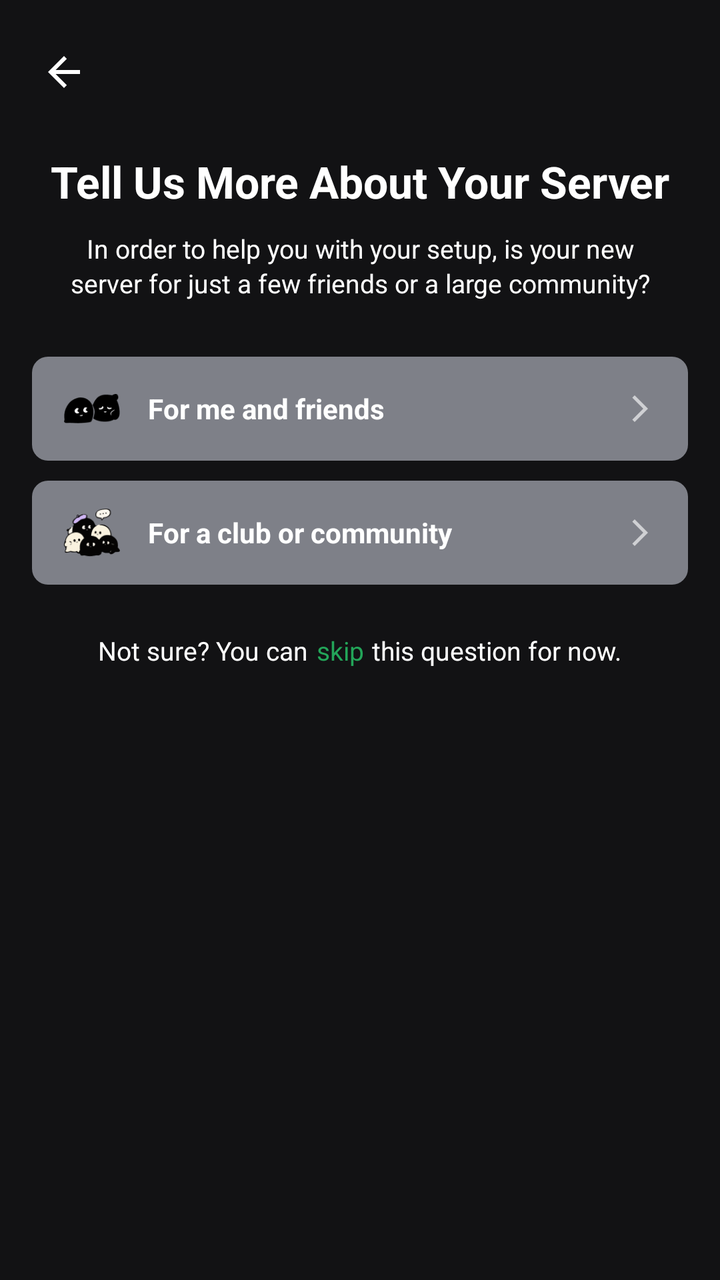
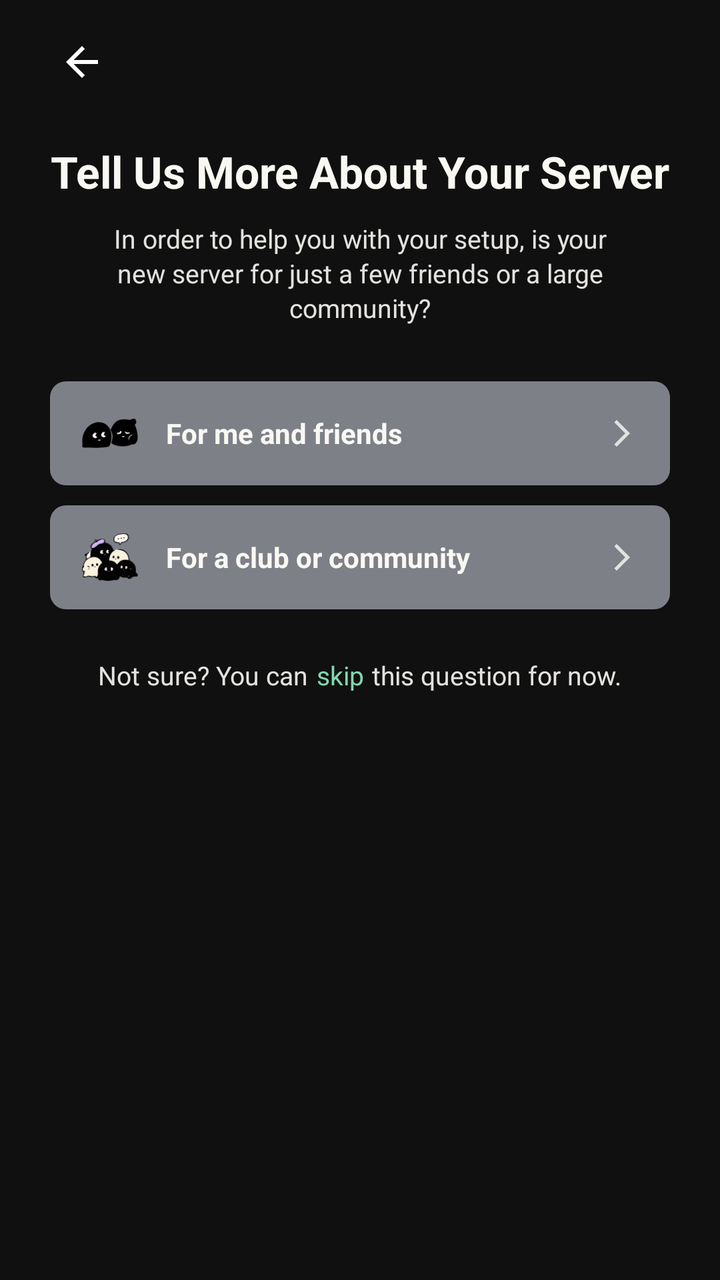

Two renders of the same Android screen: before a commit and after it. Below are the layout's source before the change and the commit's diff.
<!-- AndroidManifest.xml: application theme Theme.Yappy -->
<!-- res/layout/activity_create_server2.xml -->
<?xml version="1.0" encoding="utf-8"?>
<androidx.constraintlayout.widget.ConstraintLayout xmlns:android="http://schemas.android.com/apk/res/android"
    xmlns:app="http://schemas.android.com/apk/res-auto"
    xmlns:tools="http://schemas.android.com/tools"
    android:layout_width="match_parent"
    android:layout_height="match_parent"
    android:background="#121214"
    android:paddingHorizontal="16dp"
    android:paddingTop="20dp"
    android:id="@+id/main"
    android:paddingBottom="24dp">

    
    <ImageView
        android:id="@+id/btn_back"
        android:layout_width="32dp"
        android:layout_height="32dp"
        android:background="?attr/selectableItemBackgroundBorderless"
        android:clickable="true"
        android:contentDescription="Back"
        android:focusable="true"
        android:padding="4dp"
        android:src="@drawable/ic_arrow_back"
        app:layout_constraintStart_toStartOf="parent"
        app:layout_constraintTop_toTopOf="parent" />

    
    <TextView
        android:id="@+id/tv_title"
        android:layout_width="0dp"
        android:layout_height="wrap_content"
        android:layout_marginTop="24dp"
        android:gravity="center"
        android:text="Tell Us More About Your Server"
        android:textColor="@color/white"
        android:textSize="22sp"
        android:textStyle="bold"
        app:layout_constraintEnd_toEndOf="parent"
        app:layout_constraintStart_toStartOf="parent"
        app:layout_constraintTop_toBottomOf="@id/btn_back" />

    
    <TextView
        android:id="@+id/tv_subtitle"
        android:layout_width="0dp"
        android:layout_height="wrap_content"
        android:layout_marginHorizontal="16dp"
        android:layout_marginTop="10dp"
        android:gravity="center"
        android:lineSpacingExtra="2dp"
        android:text="In order to help you with your setup, is your new server for just a few friends or a large community?"
        android:textColor="@color/white"
        android:textSize="13sp"
        app:layout_constraintEnd_toEndOf="parent"
        app:layout_constraintStart_toStartOf="parent"
        app:layout_constraintTop_toBottomOf="@id/tv_title" />

    
    <LinearLayout
        android:id="@+id/btn_for_friends"
        android:layout_width="match_parent"
        android:layout_height="52dp"
        android:layout_marginTop="28dp"
        android:background="@drawable/bg_template_button"
        android:clickable="true"
        android:focusable="true"
        android:foreground="?attr/selectableItemBackground"
        android:gravity="center_vertical"
        android:orientation="horizontal"
        android:paddingHorizontal="16dp"
        app:layout_constraintEnd_toEndOf="parent"
        app:layout_constraintStart_toStartOf="parent"
        app:layout_constraintTop_toBottomOf="@id/tv_subtitle">

        <ImageView
            android:layout_width="28dp"
            android:layout_height="28dp"
            android:src="@drawable/ic_friends" />

        <TextView
            android:layout_width="0dp"
            android:layout_height="wrap_content"
            android:layout_marginStart="14dp"
            android:layout_weight="1"
            android:text="For me and friends"
            android:textColor="@color/white"
            android:textSize="14sp"
            android:textStyle="bold" />

        <ImageView
            android:layout_width="16dp"
            android:layout_height="16dp"
            android:src="@drawable/forward_arrow"
            app:tint="#A0FFFFFF" />
    </LinearLayout>

    
    <LinearLayout
        android:id="@+id/btn_for_community"
        android:layout_width="match_parent"
        android:layout_height="52dp"
        android:layout_marginTop="10dp"
        android:background="@drawable/bg_template_button"
        android:clickable="true"
        android:focusable="true"
        android:foreground="?attr/selectableItemBackground"
        android:gravity="center_vertical"
        android:orientation="horizontal"
        android:paddingHorizontal="16dp"
        app:layout_constraintEnd_toEndOf="parent"
        app:layout_constraintStart_toStartOf="parent"
        app:layout_constraintTop_toBottomOf="@id/btn_for_friends">

        <ImageView
            android:layout_width="28dp"
            android:layout_height="28dp"
            android:src="@drawable/ic_community" />

        <TextView
            android:layout_width="0dp"
            android:layout_height="wrap_content"
            android:layout_marginStart="14dp"
            android:layout_weight="1"
            android:text="For a club or community"
            android:textColor="@color/white"
            android:textSize="14sp"
            android:textStyle="bold" />

        <ImageView
            android:layout_width="16dp"
            android:layout_height="16dp"
            android:src="@drawable/forward_arrow"
            app:tint="#A0FFFFFF" />
    </LinearLayout>

    <LinearLayout
        android:layout_width="match_parent"
        android:layout_height="wrap_content"
        android:gravity="center"
        android:orientation="horizontal"
        android:layout_marginTop="24dp"
        app:layout_constraintEnd_toEndOf="parent"
        app:layout_constraintStart_toStartOf="parent"
        app:layout_constraintTop_toBottomOf="@id/btn_for_community">

    <TextView
        android:layout_width="wrap_content"
        android:layout_height="wrap_content"
        android:text="Not sure? You can"
        android:textColor="@color/white"
        android:textSize="13sp" />

        <TextView
            android:id="@+id/tv_skip_prompt"
            android:layout_width="wrap_content"
            android:layout_height="wrap_content"
            android:clickable="true"
            android:focusable="true"
            android:layout_marginLeft="4dp"
            android:text="skip"
            android:textColor="@color/green"
            android:textSize="13sp" />

        <TextView
            android:layout_width="wrap_content"
            android:layout_height="wrap_content"
            android:layout_marginLeft="4dp"
            android:text="this question for now."
            android:textColor="@color/white"
            android:textSize="13sp" />

    </LinearLayout>

</androidx.constraintlayout.widget.ConstraintLayout>
<!-- resources referenced by this layout -->
<resources>
  <color name="green">#23A559</color>
  <color name="white">#FFFFFFFF</color>
  <!-- drawable bg_template_button (drawable) -->
  <?xml version="1.0" encoding="utf-8"?>
  <shape xmlns:android="http://schemas.android.com/apk/res/android"
      android:shape="rectangle">
      <solid android:color="#7E8088" />
      <corners android:radius="8dp" />
  </shape>
  <!-- drawable forward_arrow (drawable) -->
  <vector xmlns:android="http://schemas.android.com/apk/res/android" android:autoMirrored="true" android:height="24dp" android:tint="#FFFFFF" android:viewportHeight="24" android:viewportWidth="24" android:width="24dp">
        
      <path android:fillColor="@android:color/white" android:pathData="M6.23,20.23l1.77,1.77l10,-10l-10,-10l-1.77,1.77l8.23,8.23z"/>
      
  </vector>
  <!-- drawable ic_arrow_back (drawable) -->
  <vector xmlns:android="http://schemas.android.com/apk/res/android" android:autoMirrored="true" android:height="24dp" android:tint="@color/white" android:viewportHeight="24" android:viewportWidth="24" android:width="24dp">
        
      <path android:fillColor="@android:color/white" android:pathData="M20,11H7.83l5.59,-5.59L12,4l-8,8 8,8 1.41,-1.41L7.83,13H20v-2z"/>
      
  </vector>
  <!-- drawable ic_community: png bitmap (drawable, 2636 bytes) -->
  <!-- drawable ic_friends: png bitmap (drawable, 1347 bytes) -->
  <style name="Theme.Yappy" parent="Base.Theme.Yappy" />
  <style name="Base.Theme.Yappy" parent="Theme.Material3.DayNight.NoActionBar">
          
          
      </style>
</resources>

<!-- the commit's change to res/layout/activity_create_server2.xml (unified diff, before → after) -->
@@ -1,16 +1,14 @@
-<?xml version="1.0" encoding="utf-8"?>
+﻿<?xml version="1.0" encoding="utf-8"?>
 <androidx.constraintlayout.widget.ConstraintLayout xmlns:android="http://schemas.android.com/apk/res/android"
     xmlns:app="http://schemas.android.com/apk/res-auto"
     xmlns:tools="http://schemas.android.com/tools"
     android:layout_width="match_parent"
     android:layout_height="match_parent"
-    android:background="#121214"
-    android:paddingHorizontal="16dp"
-    android:paddingTop="20dp"
+    android:background="@color/black"
     android:id="@+id/main"
-    android:paddingBottom="24dp">
-
-    
+    android:paddingHorizontal="25dp"
+    android:paddingTop="15dp"
+    android:paddingBottom="25dp">
     <ImageView
         android:id="@+id/btn_back"
         android:layout_width="32dp"
@@ -22,9 +20,8 @@
         android:padding="4dp"
         android:src="@drawable/ic_arrow_back"
         app:layout_constraintStart_toStartOf="parent"
-        app:layout_constraintTop_toTopOf="parent" />
-
-    
+        app:layout_constraintTop_toTopOf="parent"
+        app:tint="@color/white" />
     <TextView
         android:id="@+id/tv_title"
         android:layout_width="0dp"
@@ -32,14 +29,12 @@
         android:layout_marginTop="24dp"
         android:gravity="center"
         android:text="Tell Us More About Your Server"
-        android:textColor="@color/white"
+        android:textColor="@color/warm_white"
         android:textSize="22sp"
         android:textStyle="bold"
         app:layout_constraintEnd_toEndOf="parent"
         app:layout_constraintStart_toStartOf="parent"
         app:layout_constraintTop_toBottomOf="@id/btn_back" />
-
-    
     <TextView
         android:id="@+id/tv_subtitle"
         android:layout_width="0dp"
@@ -49,13 +44,11 @@
         android:gravity="center"
         android:lineSpacingExtra="2dp"
         android:text="In order to help you with your setup, is your new server for just a few friends or a large community?"
-        android:textColor="@color/white"
+        android:textColor="@color/soft_border"
         android:textSize="13sp"
         app:layout_constraintEnd_toEndOf="parent"
         app:layout_constraintStart_toStartOf="parent"
         app:layout_constraintTop_toBottomOf="@id/tv_title" />
-
-    
     <LinearLayout
         android:id="@+id/btn_for_friends"
         android:layout_width="match_parent"
@@ -83,7 +76,7 @@
             android:layout_marginStart="14dp"
             android:layout_weight="1"
             android:text="For me and friends"
-            android:textColor="@color/white"
+            android:textColor="@color/warm_white"
             android:textSize="14sp"
             android:textStyle="bold" />
 
@@ -91,10 +84,8 @@
             android:layout_width="16dp"
             android:layout_height="16dp"
             android:src="@drawable/forward_arrow"
-            app:tint="#A0FFFFFF" />
+            app:tint="@color/soft_border" />
     </LinearLayout>
-
-    
     <LinearLayout
         android:id="@+id/btn_for_community"
         android:layout_width="match_parent"
@@ -122,7 +113,7 @@
             android:layout_marginStart="14dp"
             android:layout_weight="1"
             android:text="For a club or community"
-            android:textColor="@color/white"
+            android:textColor="@color/warm_white"
             android:textSize="14sp"
             android:textStyle="bold" />
 
@@ -130,7 +121,7 @@
             android:layout_width="16dp"
             android:layout_height="16dp"
             android:src="@drawable/forward_arrow"
-            app:tint="#A0FFFFFF" />
+            app:tint="@color/soft_border" />
     </LinearLayout>
 
     <LinearLayout
@@ -143,12 +134,12 @@
         app:layout_constraintStart_toStartOf="parent"
         app:layout_constraintTop_toBottomOf="@id/btn_for_community">
 
-    <TextView
-        android:layout_width="wrap_content"
-        android:layout_height="wrap_content"
-        android:text="Not sure? You can"
-        android:textColor="@color/white"
-        android:textSize="13sp" />
+        <TextView
+            android:layout_width="wrap_content"
+            android:layout_height="wrap_content"
+            android:text="Not sure? You can"
+            android:textColor="@color/soft_border"
+            android:textSize="13sp" />
 
         <TextView
             android:id="@+id/tv_skip_prompt"
@@ -166,7 +157,7 @@
             android:layout_height="wrap_content"
             android:layout_marginLeft="4dp"
             android:text="this question for now."
-            android:textColor="@color/white"
+            android:textColor="@color/soft_border"
             android:textSize="13sp" />
 
     </LinearLayout>
<!-- resource entries referenced after the edit -->
@@ -1,6 +1,9 @@
 <!-- resources referenced by this layout -->
 <resources>
-  <color name="green">#23A559</color>
+  <color name="black">#101010</color>
+  <color name="green">#80D8B0</color>
+  <color name="soft_border">#E4E2DE</color>
+  <color name="warm_white">#FAF8F3</color>
   <color name="white">#FFFFFFFF</color>
   <!-- drawable bg_template_button (drawable) -->
   <?xml version="1.0" encoding="utf-8"?>
@@ -10,12 +13,14 @@
       <corners android:radius="8dp" />
   </shape>
   <!-- drawable forward_arrow (drawable) -->
-  <vector xmlns:android="http://schemas.android.com/apk/res/android" android:autoMirrored="true" android:height="24dp" android:tint="#FFFFFF" android:viewportHeight="24" android:viewportWidth="24" android:width="24dp">
+  ﻿
+  <vector xmlns:android="http://schemas.android.com/apk/res/android" android:autoMirrored="true" android:height="24dp" android:tint="@color/white" android:viewportHeight="24" android:viewportWidth="24" android:width="24dp">
         
       <path android:fillColor="@android:color/white" android:pathData="M6.23,20.23l1.77,1.77l10,-10l-10,-10l-1.77,1.77l8.23,8.23z"/>
       
   </vector>
   <!-- drawable ic_arrow_back (drawable) -->
+  ﻿
   <vector xmlns:android="http://schemas.android.com/apk/res/android" android:autoMirrored="true" android:height="24dp" android:tint="@color/white" android:viewportHeight="24" android:viewportWidth="24" android:width="24dp">
         
       <path android:fillColor="@android:color/white" android:pathData="M20,11H7.83l5.59,-5.59L12,4l-8,8 8,8 1.41,-1.41L7.83,13H20v-2z"/>
@@ -25,8 +30,6 @@
   <!-- drawable ic_friends: png bitmap (drawable, 1347 bytes) -->
   <style name="Theme.Yappy" parent="Base.Theme.Yappy" />
   <style name="Base.Theme.Yappy" parent="Theme.Material3.DayNight.NoActionBar">
-          
-          
       </style>
 </resources>
 
